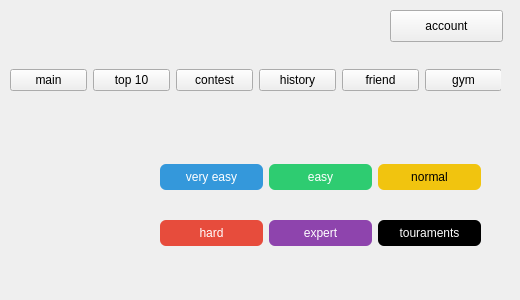
Above: gym.ui from trantienkhoa13/pta6final before the change. Below: the same form after it.
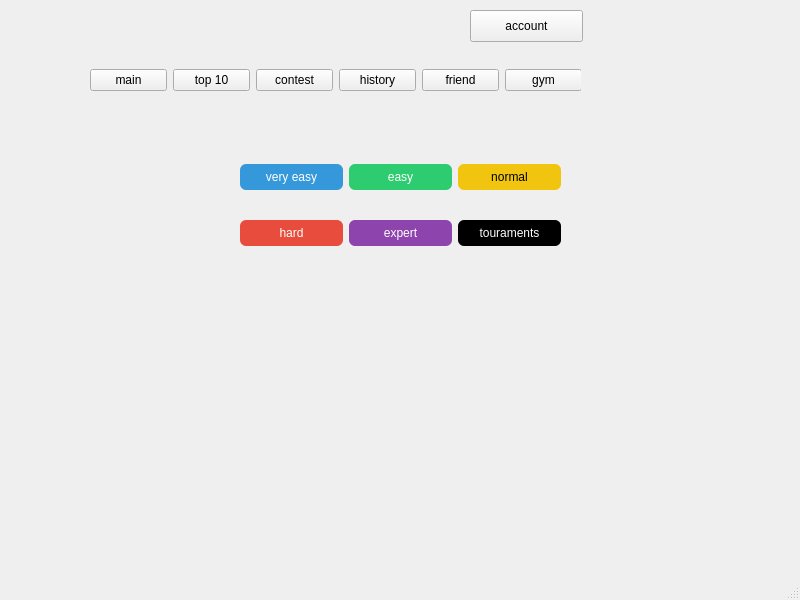
That is the form after the change. Icons and pictures are not drawn.

The edit to the form file:
```diff
--- a/gym.ui
+++ b/gym.ui
@@ -1,92 +1,23 @@
 <?xml version="1.0" encoding="UTF-8"?>
 <ui version="4.0">
- <class>Gym</class>
- <widget class="QWidget" name="Gym">
+ <class>MainWindow</class>
+ <widget class="QMainWindow" name="MainWindow">
   <property name="geometry">
    <rect>
     <x>0</x>
     <y>0</y>
-    <width>520</width>
-    <height>300</height>
+    <width>800</width>
+    <height>600</height>
    </rect>
   </property>
   <property name="windowTitle">
    <string>Form</string>
   </property>
-  <property name="styleSheet">
-   <string notr="true"/>
-  </property>
-  <widget class="QWidget" name="gridLayoutWidget_2">
-   <property name="geometry">
-    <rect>
-     <x>10</x>
-     <y>50</y>
-     <width>491</width>
-     <height>61</height>
-    </rect>
-   </property>
-   <layout class="QGridLayout" name="gridLayout_2">
-    <item row="0" column="7">
-     <widget class="QPushButton" name="pushButton_8">
-      <property name="text">
-       <string>friend</string>
-      </property>
-     </widget>
-    </item>
-    <item row="0" column="9">
-     <widget class="QPushButton" name="pushButton_7">
-      <property name="text">
-       <string>gym</string>
-      </property>
-     </widget>
-    </item>
-    <item row="0" column="0">
-     <widget class="QPushButton" name="pushButton_9">
-      <property name="text">
-       <string>main</string>
-      </property>
-     </widget>
-    </item>
-    <item row="0" column="6">
-     <widget class="QPushButton" name="pushButton_5">
-      <property name="text">
-       <string>history</string>
-      </property>
-     </widget>
-    </item>
-    <item row="0" column="2">
-     <widget class="QPushButton" name="pushButton_4">
-      <property name="text">
-       <string>top 10</string>
-      </property>
-     </widget>
-    </item>
-    <item row="0" column="4">
-     <widget class="QPushButton" name="pushButton_6">
-      <property name="text">
-       <string>contest</string>
-      </property>
-     </widget>
-    </item>
-   </layout>
-  </widget>
-  <widget class="QPushButton" name="pushButton_13">
-   <property name="geometry">
-    <rect>
-     <x>390</x>
-     <y>10</y>
-     <width>113</width>
-     <height>32</height>
-    </rect>
-   </property>
-   <property name="text">
-    <string>account</string>
-   </property>
-  </widget>
+  <widget class="QWidget" name="centralwidget">
   <widget class="QLabel" name="label">
    <property name="geometry">
     <rect>
-     <x>10</x>
+      <x>90</x>
      <y>150</y>
      <width>111</width>
      <height>161</height>
@@ -105,7 +36,7 @@
   <widget class="QWidget" name="gridLayoutWidget">
    <property name="geometry">
     <rect>
-     <x>160</x>
+      <x>240</x>
      <y>140</y>
      <width>321</width>
      <height>131</height>
@@ -261,6 +192,85 @@
     </item>
    </layout>
   </widget>
+   <widget class="QWidget" name="gridLayoutWidget_2">
+    <property name="geometry">
+     <rect>
+      <x>90</x>
+      <y>50</y>
+      <width>491</width>
+      <height>61</height>
+     </rect>
+    </property>
+    <layout class="QGridLayout" name="gridLayout_2">
+     <item row="0" column="7">
+      <widget class="QPushButton" name="pushButton_8">
+       <property name="text">
+        <string>friend</string>
+       </property>
+      </widget>
+     </item>
+     <item row="0" column="9">
+      <widget class="QPushButton" name="pushButton_7">
+       <property name="text">
+        <string>gym</string>
+       </property>
+      </widget>
+     </item>
+     <item row="0" column="0">
+      <widget class="QPushButton" name="pushButton_9">
+       <property name="text">
+        <string>main</string>
+       </property>
+      </widget>
+     </item>
+     <item row="0" column="6">
+      <widget class="QPushButton" name="pushButton_5">
+       <property name="text">
+        <string>history</string>
+       </property>
+      </widget>
+     </item>
+     <item row="0" column="2">
+      <widget class="QPushButton" name="pushButton_4">
+       <property name="text">
+        <string>top 10</string>
+       </property>
+      </widget>
+     </item>
+     <item row="0" column="4">
+      <widget class="QPushButton" name="pushButton_6">
+       <property name="text">
+        <string>contest</string>
+       </property>
+      </widget>
+     </item>
+    </layout>
+   </widget>
+   <widget class="QPushButton" name="pushButton_13">
+    <property name="geometry">
+     <rect>
+      <x>470</x>
+      <y>10</y>
+      <width>113</width>
+      <height>32</height>
+     </rect>
+    </property>
+    <property name="text">
+     <string>account</string>
+    </property>
+   </widget>
+  </widget>
+  <widget class="QMenuBar" name="menubar">
+   <property name="geometry">
+    <rect>
+     <x>0</x>
+     <y>0</y>
+     <width>800</width>
+     <height>18</height>
+    </rect>
+   </property>
+  </widget>
+  <widget class="QStatusBar" name="statusbar"/>
  </widget>
  <resources/>
  <connections/>
```
Left out of the diff: 2 changed lines with no effect on the pictures. Lines whose indentation alone changed are shown as unchanged.
